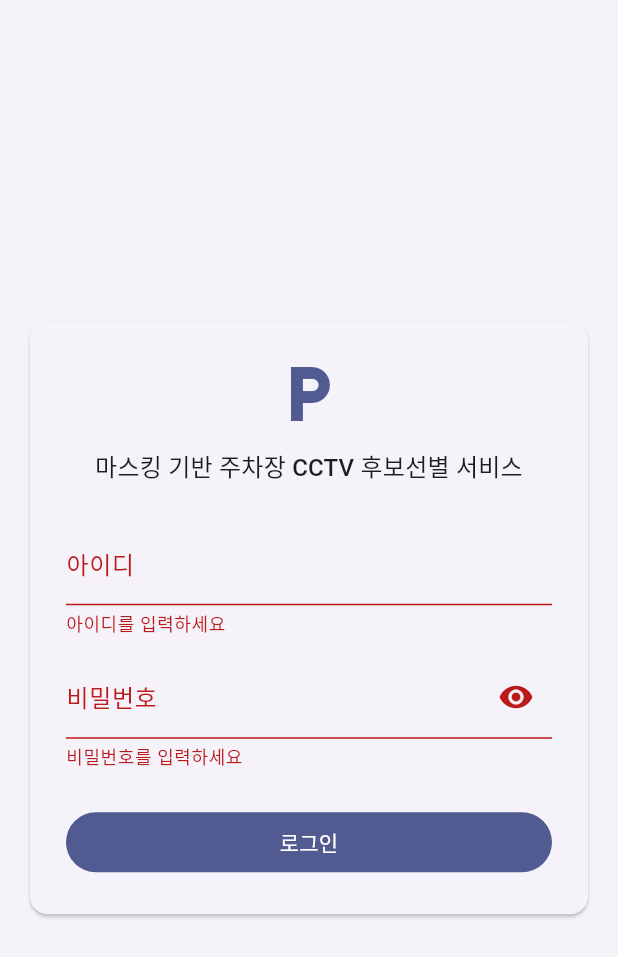
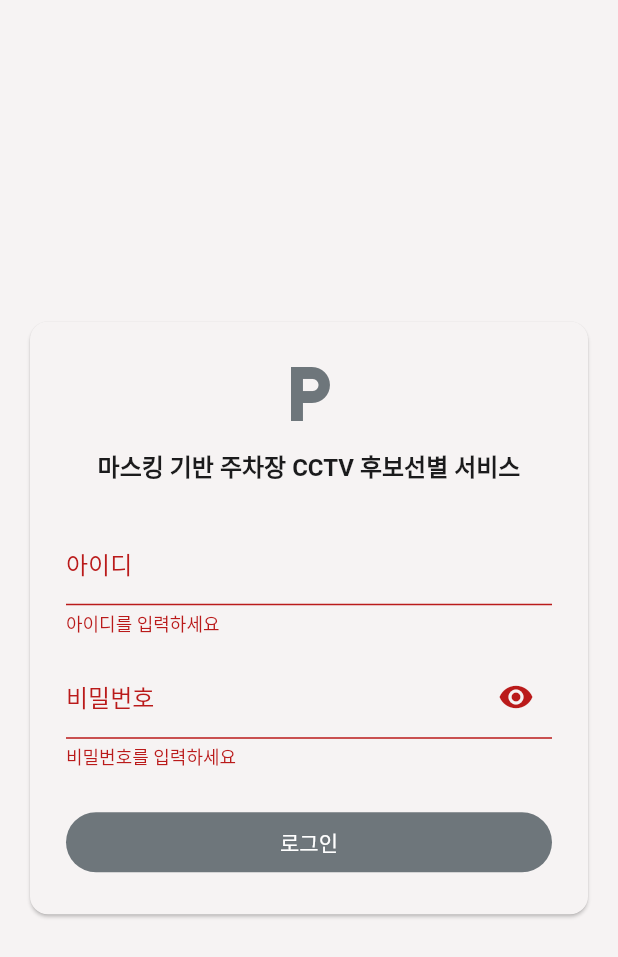
Before and after one commit to lG1l/parking_lot_detection, a Flutter app: the screen it shows after launch, after a tap on "로그인", on a phone screen of 412 x 824 dp. Shown: the top 957 px of the screen. Run offline on Flutter 3.47's test engine with Material 3 defaults, Android fonts, the phone set to English and light mode, and no system bars; our stand-ins replace flutter_riverpod, go_router, web; missing offline and left inert: dart:js_interop; Roboto replaces fonts that are missing (Pretendard).

Commit message:
task(frontend): 테마에 회색 색 구성, Pretendard 글꼴, 글자 굵기 단계 추가하고 DEBUG 띠 제거
Task.md todo #3
검증: flutter analyze → 문제 없음, flutter test → 46개 통과, 임시 테스트로 색·글꼴 값 확인(커밋 안 함)

Co-Authored-By: Claude Sonnet 5.5 <noreply@anthropic.com>

```diff
--- a/frontend/lib/app/theme.dart
+++ b/frontend/lib/app/theme.dart
@@ -1,5 +1,51 @@
 import 'package:flutter/material.dart';
 
-final appTheme = ThemeData(
-  colorScheme: ColorScheme.fromSeed(seedColor: Colors.indigo),
-);
+// 색 코드는 여기 한 번만 적는다(D-183).
+const _grayAccent = Color(0xFF6E767B); // 강조색. 흰 글자와 명암비 4.63:1
+const _pointColor = Color(0xFF45586B); // 영상 목록 "할 일" 칩
+const _blackColor = Color(0xFF121212); // "끝남" 칩, 스낵바 바탕
+
+const _fontFamily = 'Pretendard';
+
+/// 앱 전체 겉모습을 정하는 곳. 화면은 색을 역할 이름(colorScheme.xxx)으로만 쓴다.
+final appTheme = _buildTheme();
+
+ThemeData _buildTheme() {
+  final colorScheme = ColorScheme.fromSeed(
+    seedColor: _grayAccent,
+    // 기본 방식(tonalSpot)은 채도를 올려 청회색이 되므로, 시드 색을 그대로 살린다.
+    dynamicSchemeVariant: DynamicSchemeVariant.fidelity,
+    primary: _grayAccent,
+    onPrimary: Colors.white,
+    tertiary: _pointColor,
+    onTertiary: Colors.white,
+    inverseSurface: _blackColor,
+  );
+  final base = ThemeData(colorScheme: colorScheme, fontFamily: _fontFamily);
+
+  return base.copyWith(textTheme: _textTheme(base.textTheme));
+}
+
+/// 크기는 Material 3 기본 그대로. 굵기만 정하고 자간은 0으로 둔다
+/// (기본 자간은 영문 기준이라 한글이 벌어져 보인다).
+TextTheme _textTheme(TextTheme t) {
+  TextStyle? w(TextStyle? s, FontWeight weight) =>
+      s?.copyWith(fontWeight: weight, letterSpacing: 0);
+  return t.copyWith(
+    displayLarge: w(t.displayLarge, FontWeight.w400),
+    displayMedium: w(t.displayMedium, FontWeight.w400),
+    displaySmall: w(t.displaySmall, FontWeight.w400),
+    headlineLarge: w(t.headlineLarge, FontWeight.w600),
+    headlineMedium: w(t.headlineMedium, FontWeight.w600),
+    headlineSmall: w(t.headlineSmall, FontWeight.w600),
+    titleLarge: w(t.titleLarge, FontWeight.w600),
+    titleMedium: w(t.titleMedium, FontWeight.w600),
+    titleSmall: w(t.titleSmall, FontWeight.w600),
+    bodyLarge: w(t.bodyLarge, FontWeight.w400),
+    bodyMedium: w(t.bodyMedium, FontWeight.w400),
+    bodySmall: w(t.bodySmall, FontWeight.w400),
+    labelLarge: w(t.labelLarge, FontWeight.w500),
+    labelMedium: w(t.labelMedium, FontWeight.w500),
+    labelSmall: w(t.labelSmall, FontWeight.w500),
+  );
+}
--- a/frontend/lib/main.dart
+++ b/frontend/lib/main.dart
@@ -31,6 +31,7 @@ class _AppState extends State<App> {
   Widget build(BuildContext context) {
     return MaterialApp.router(
       title: '주차장 가해 차량 탐색',
+      debugShowCheckedModeBanner: false,
       theme: appTheme,
       routerConfig: _router,
     );
```
